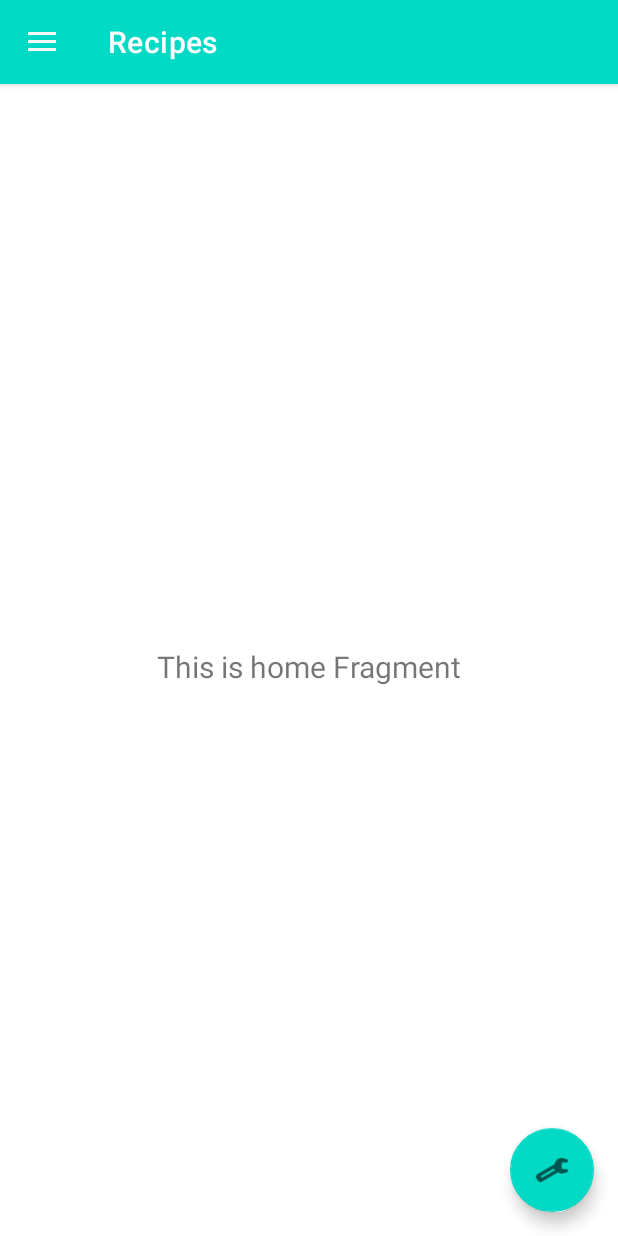
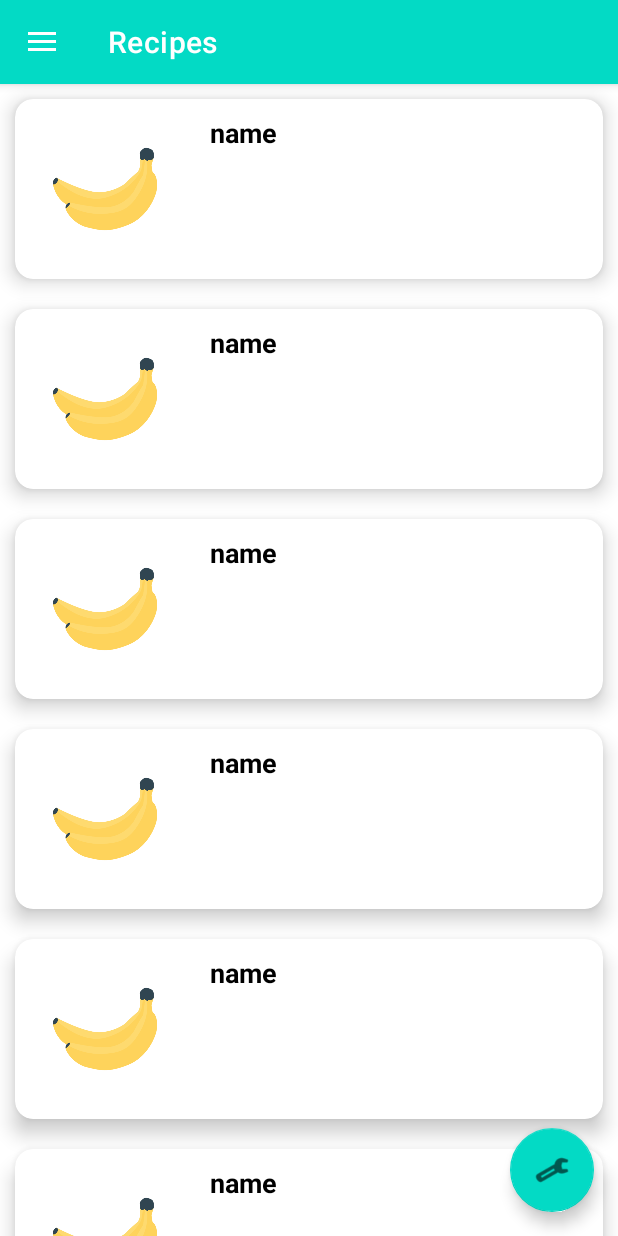
Before and after one commit to GijsKruize/Mealify, an Android app: the screen it shows after launch (MainActivity), on a phone screen of 412 x 824 dp. Run offline under Robolectric (Android 15) with nearby library versions, the phone set to English and light mode, and no system bars; our stand-ins replace navigation-ui.

Commit message:
Implemented the Recipe page
see title (:

```diff
--- /dev/null
+++ b/app/src/main/java/com/example/mealify/RecipeAdapter.kt
@@ -0,0 +1,37 @@
+package com.example.mealify
+
+import android.view.LayoutInflater
+import android.view.View
+import android.view.ViewGroup
+import android.widget.ImageView
+import android.widget.TextView
+import androidx.recyclerview.widget.RecyclerView
+import com.example.mealify.ui.home.Recipes
+
+class RecipeAdapter(private val recipeList: ArrayList<Recipes>) :
+    RecyclerView.Adapter<RecipeAdapter.ViewHolder>() {
+    override fun onCreateViewHolder(parent: ViewGroup, viewType: Int): ViewHolder {
+        // to inflate the layout for each item of recycler view.
+        val view: View = LayoutInflater.from(parent.context).inflate(R.layout.recipe_card, parent, false)
+        return ViewHolder(view)
+    }
+
+    override fun onBindViewHolder(holder: ViewHolder, position: Int) {
+        val currentRecipe = recipeList[position]
+        holder.recipeImage.setImageResource(currentRecipe.recipeImage)
+        holder.recipeName.text = currentRecipe.recipeName
+    }
+
+    override fun getItemCount(): Int {
+        // this method is used for showing number of card items in recycler view.
+        return recipeList.size
+    }
+
+    // View holder class for initializing of your views such as TextView and Imageview.
+    class ViewHolder(itemView: View) : RecyclerView.ViewHolder(itemView) {
+        val recipeImage: ImageView = itemView.findViewById(R.id.idRecipeImage)
+        val recipeName: TextView = itemView.findViewById(R.id.idRecipeName)
+    }
+
+
+}
--- a/app/src/main/java/com/example/mealify/ui/home/HomeFragment.kt
+++ b/app/src/main/java/com/example/mealify/ui/home/HomeFragment.kt
@@ -5,13 +5,27 @@ import android.view.LayoutInflater
 import android.view.View
 import android.view.ViewGroup
 import android.widget.TextView
+import androidx.constraintlayout.widget.ConstraintLayout
 import androidx.fragment.app.Fragment
 import androidx.lifecycle.ViewModelProvider
+import androidx.recyclerview.widget.LinearLayoutManager
+import androidx.recyclerview.widget.RecyclerView
+import com.example.mealify.ProductAdapter
+import com.example.mealify.R
+import com.example.mealify.RecipeAdapter
 import com.example.mealify.databinding.FragmentHomeBinding
+import com.example.mealify.ui.products.Products
 
 class HomeFragment : Fragment() {
 
     private var _binding: FragmentHomeBinding? = null
+
+    private lateinit var adapter: RecipeAdapter
+    private lateinit var rv: RecyclerView
+    private lateinit var recipeArrayList: ArrayList<Recipes>
+
+    private lateinit var recipeImageID : Array<Int>
+    lateinit var recipeName : Array<String>
 
     // This property is only valid between onCreateView and
     // onDestroyView.
@@ -28,15 +42,59 @@ class HomeFragment : Fragment() {
         _binding = FragmentHomeBinding.inflate(inflater, container, false)
         val root: View = binding.root
 
-        val textView: TextView = binding.textHome
+        val recyclerViewRecipes: ConstraintLayout = binding.recipeCardView
         homeViewModel.text.observe(viewLifecycleOwner) {
-            textView.text = it
+            recyclerViewRecipes.getViewById(id)
         }
         return root
+    }
+
+    override fun onViewCreated(view: View, savedInstanceState: Bundle?) {
+        super.onViewCreated(view, savedInstanceState)
+        // Initialize the data to be displayed in the cards in the recyclerview
+        recipeInitialize()
+
+        // Create a layout manager and assign it (and the adapter made in ProductAdapter) to the recyclerview
+        val layoutManager = LinearLayoutManager(context)
+        rv = view.findViewById(R.id.idRecipes)
+        rv.layoutManager = layoutManager
+        rv.setHasFixedSize(true)
+        adapter = RecipeAdapter(recipeArrayList)
+        rv.adapter = adapter
     }
 
     override fun onDestroyView() {
         super.onDestroyView()
         _binding = null
     }
+
+    private fun recipeInitialize(){
+        recipeArrayList = arrayListOf<Recipes>()
+
+        recipeImageID = arrayOf(
+            R.drawable.banana,
+            R.drawable.banana,
+            R.drawable.banana,
+            R.drawable.banana,
+            R.drawable.banana,
+            R.drawable.banana,
+            R.drawable.banana
+        )
+        recipeName = arrayOf(
+            "name",
+            "name",
+            "name",
+            "name",
+            "name",
+            "name",
+            "name"
+        )
+
+
+        // Set the above initialized data to the correct place
+        for (i in recipeImageID.indices) {
+            val recipes = Recipes(recipeName[i], recipeImageID[i])
+            recipeArrayList.add(recipes)
+        }
+    }
 }
--- /dev/null
+++ b/app/src/main/java/com/example/mealify/ui/home/Recipes.kt
@@ -0,0 +1,6 @@
+package com.example.mealify.ui.home
+
+data class Recipes(
+    var recipeName: String,
+    var recipeImage: Int
+)
--- a/app/src/main/java/com/example/mealify/ui/slideshow/SlideshowViewModel.kt
+++ b/app/src/main/java/com/example/mealify/ui/slideshow/SlideshowViewModel.kt
@@ -7,7 +7,7 @@ import androidx.lifecycle.ViewModel
 class SlideshowViewModel : ViewModel() {
 
     private val _text = MutableLiveData<String>().apply {
-        value = "This is slideshow Fragment"
+        value = "Settings template"
     }
     val text: LiveData<String> = _text
 }
--- a/app/src/main/res/layout/fragment_home.xml
+++ b/app/src/main/res/layout/fragment_home.xml
@@ -2,21 +2,22 @@
 <androidx.constraintlayout.widget.ConstraintLayout xmlns:android="http://schemas.android.com/apk/res/android"
     xmlns:app="http://schemas.android.com/apk/res-auto"
     xmlns:tools="http://schemas.android.com/tools"
+    android:id="@+id/recipe_card_view"
     android:layout_width="match_parent"
     android:layout_height="match_parent"
     tools:context=".ui.home.HomeFragment">
 
-    <TextView
-        android:id="@+id/text_home"
+    <RelativeLayout
         android:layout_width="match_parent"
-        android:layout_height="wrap_content"
-        android:layout_marginStart="8dp"
-        android:layout_marginTop="8dp"
-        android:layout_marginEnd="8dp"
-        android:textAlignment="center"
-        android:textSize="20sp"
-        app:layout_constraintBottom_toBottomOf="parent"
-        app:layout_constraintEnd_toEndOf="parent"
-        app:layout_constraintStart_toStartOf="parent"
-        app:layout_constraintTop_toTopOf="parent" />
+        android:layout_height="match_parent"
+        app:layout_constraintTop_toTopOf="parent"
+        tools:context=".MainActivity">
+
+        <androidx.recyclerview.widget.RecyclerView
+            android:id="@+id/idRecipes"
+            android:layout_width="match_parent"
+            android:layout_height="match_parent" />
+
+    </RelativeLayout>
+
 </androidx.constraintlayout.widget.ConstraintLayout>
--- /dev/null
+++ b/app/src/main/res/layout/recipe_card.xml
@@ -0,0 +1,50 @@
+<?xml version="1.0" encoding="utf-8"?>
+<androidx.cardview.widget.CardView xmlns:android="http://schemas.android.com/apk/res/android"
+    xmlns:app="http://schemas.android.com/apk/res-auto"
+    android:layout_width="match_parent"
+    android:layout_height="wrap_content"
+    android:layout_margin="10dp"
+    app:cardBackgroundColor="@color/white"
+    app:cardCornerRadius="12dp"
+    app:cardElevation="8dp"
+    app:cardMaxElevation="10dp"
+    app:cardPreventCornerOverlap="true"
+    android:id="@+id/recipe_card_view">
+
+    <!-- In the above cardview widget cardelevation property will give elevation to your card view
+        card corner radius will provide radius to your card view card background color will give
+        background color to your card view card max elevation will give the cardview maximum
+        elevation card prevent corner overlap will add padding to CardView on v20 and before to
+        prevent intersections between the Card content and rounded corners. Card use compact padding
+        will add padding in API v21+ as well to have the same measurements with previous versions -->
+
+    <RelativeLayout
+        android:layout_width="match_parent"
+        android:layout_height="wrap_content">
+
+        <!-- ImageVIew to display our Course Image -->
+        <ImageView
+            android:id="@+id/idRecipeImage"
+            android:layout_width="100dp"
+            android:layout_height="100dp"
+            android:layout_margin="10dp"
+            android:contentDescription="@string/app_name"
+            android:padding="5dp"
+            android:src="@drawable/banana" />
+
+        <!-- Text View to display Course Name -->
+        <TextView
+            android:id="@+id/idRecipeName"
+            android:layout_width="match_parent"
+            android:layout_height="wrap_content"
+            android:layout_marginStart="10dp"
+            android:layout_marginTop="10dp"
+            android:layout_toEndOf="@id/idRecipeImage"
+            android:textColor="@color/black"
+            android:textSize="18sp"
+            android:textStyle="bold" />
+
+        <!-- Text View to display Course Rating -->
+        <!-- Image used in present in drawable folder -->
+    </RelativeLayout>
+</androidx.cardview.widget.CardView>
```
